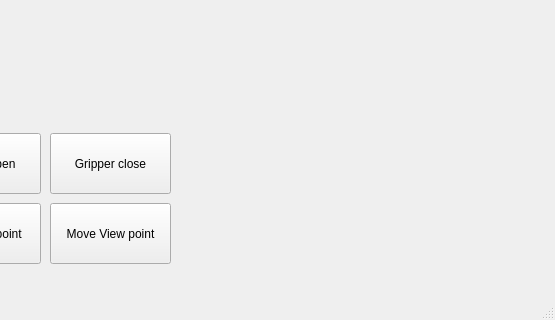
NYONYANI/Qt-Detectron2-Shared-Memory-, file mainwindow.ui: the form before one commit; both pictures show x 760 to 1315 and y 437 to 757 of the 1315 by 757 pixel window.
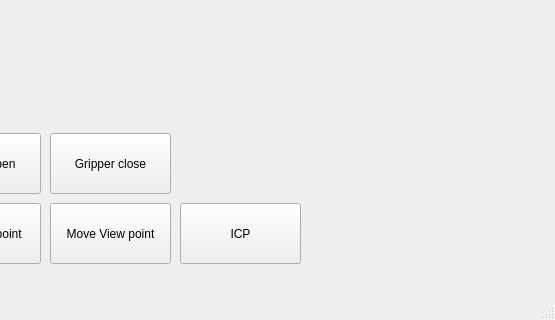
The form after the commit. Custom widgets are drawn as their Qt base class.

The edit to the form file:
```diff
--- a/mainwindow.ui
+++ b/mainwindow.ui
@@ -193,6 +193,19 @@
      <string>Auto Move</string>
     </property>
    </widget>
+   <widget class="QPushButton" name="ICPButton">
+    <property name="geometry">
+     <rect>
+      <x>940</x>
+      <y>640</y>
+      <width>121</width>
+      <height>61</height>
+     </rect>
+    </property>
+    <property name="text">
+     <string>ICP</string>
+    </property>
+   </widget>
   </widget>
   <widget class="QMenuBar" name="menubar">
    <property name="geometry">
```
